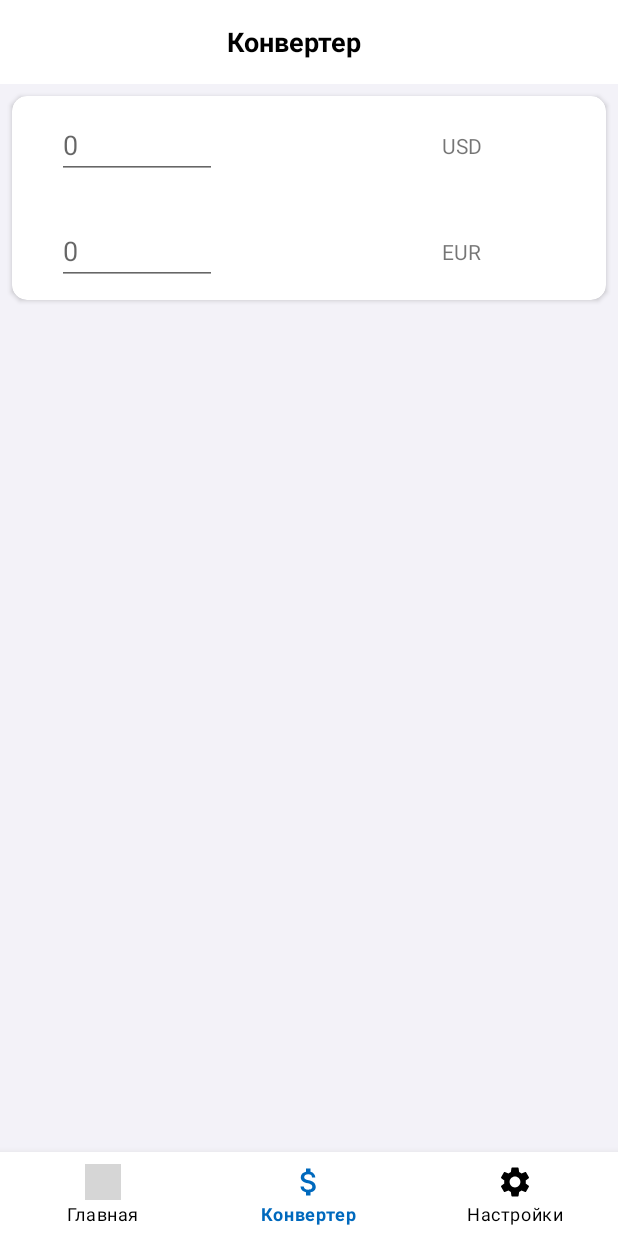
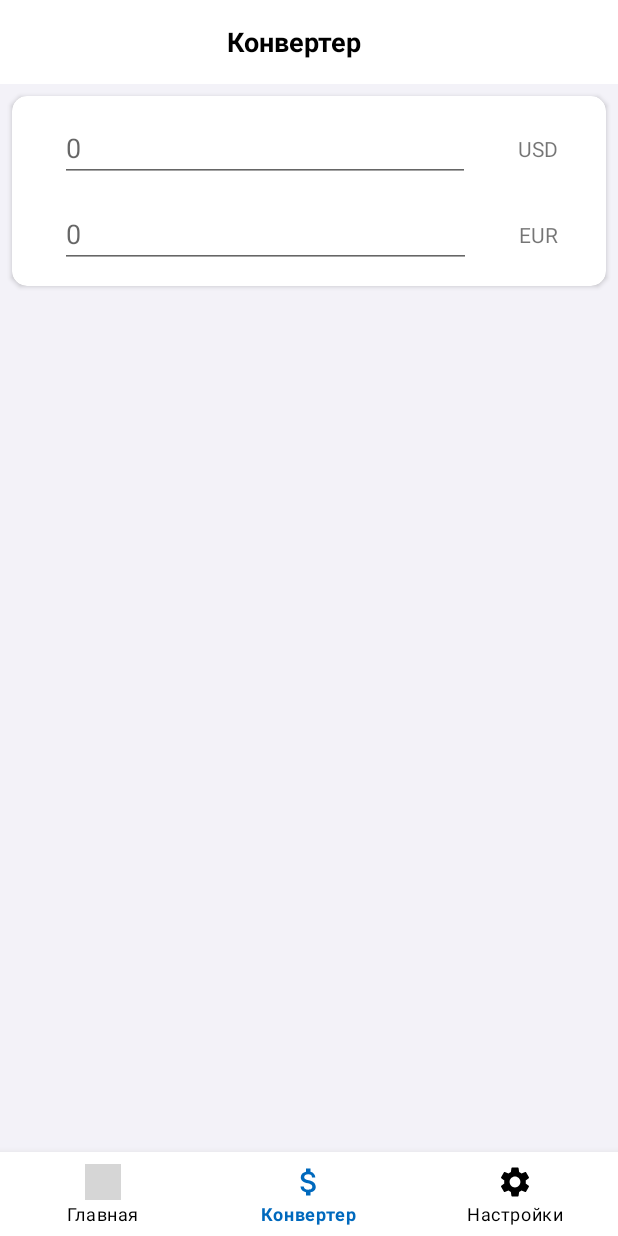
Before and after one commit to AmazingCodingSkills/Converter, an Android app: the screen it shows after launch (MainActivity), item 2 of the bottom bar chosen, on a phone screen of 412 x 824 dp. Run offline under Robolectric (Android 15) with nearby library versions, the phone set to English and light mode, and no system bars; grey boxes are pictures that could not be loaded.

Commit message:
Fix infinite loop and prettify xml

```diff
--- a/app/src/main/java/com/currency/converter/features/calculator/CalculatorFragment.kt
+++ b/app/src/main/java/com/currency/converter/features/calculator/CalculatorFragment.kt
@@ -1,12 +1,14 @@
 package com.currency.converter.features.calculator
 
 import android.os.Bundle
+import android.text.Editable
+import android.text.TextWatcher
 import android.util.Log
 import android.view.LayoutInflater
 import android.view.View
 import android.view.ViewGroup
 import android.widget.EditText
-import androidx.core.widget.addTextChangedListener
+import android.widget.TextView
 import androidx.fragment.app.Fragment
 import androidx.fragment.app.setFragmentResultListener
 import com.currency.converter.base.CurrencyRatesRepository
@@ -36,11 +38,11 @@ class CalculatorFragment : Fragment() {
     private lateinit var binding: FragmentConverterBinding
     private var from = "USD"
     private var to = "EUR"
-    private var isUsed: Boolean = true
+    private lateinit var textWatcherOne: TextWatcher
+    private lateinit var textWatcherTwo: TextWatcher
 
     override fun onCreateView(
-        inflater: LayoutInflater, container: ViewGroup?,
-        savedInstanceState: Bundle?
+        inflater: LayoutInflater, container: ViewGroup?, savedInstanceState: Bundle?
     ): View? {
         binding = FragmentConverterBinding.inflate(inflater, container, false)
         return binding.root
@@ -54,47 +56,54 @@ class CalculatorFragment : Fragment() {
         val firstEditText = binding.etFirstConversion
         val secondEditText = binding.etSecondConversion
 
+        textWatcherOne = object : TextWatcher {
+                override fun afterTextChanged(s: Editable?) {
+                    val input = firstEditText.text.toString()
+                    //text.removeAfter2Decimal(firstEditText)
 
-        // val setValueEdit = Double.parseDouble(binding.etFirstConversion.text.toString()) не дает засетать значение по умолчанию
-        // пробвал разные варианты
-        //binding.etFirstConversion.text.toString().toDouble() = baseEditFrom
-        // var x =  binding.etFirstConversion.text.toString().toDouble()
-        // x = baseEditFrom
+                    if (input.isNotEmpty()) {
+                        loadCurrentRate(from, input, to, secondEditText, textWatcherTwo)
+                    } else {
+                        secondEditText.applyWithDisabledTextWatcher(textWatcherTwo) {
+                            text = ""
+                        }
+                    }
+                }
 
+                override fun beforeTextChanged(text: CharSequence?, start: Int, count: Int, after: Int) {
 
-        firstEditText.addTextChangedListener {
-            val text = firstEditText.text.toString()
-            text.removeAfter2Decimal(firstEditText)
-            if (secondEditText.isFocused()) {
-                return@addTextChangedListener
+                }
+
+                override fun onTextChanged(text: CharSequence?, start: Int, before: Int, count: Int) {
+
+                }
             }
-            if (text.isNotEmpty()) {
-                val value = text.toDouble()
-                loadCurrentRate(from, value, to, secondEditText)
+
+        textWatcherTwo = object : TextWatcher {
+                override fun afterTextChanged(s: Editable?) {
+                    val input = secondEditText.text.toString()
+                    //text.removeAfter2Decimal(secondEditText)
+
+                    if (input.isNotEmpty()) {
+                        loadCurrentRate(to, input, from, firstEditText, textWatcherOne)
+                    } else {
+                        firstEditText.applyWithDisabledTextWatcher(textWatcherOne) {
+                            text = ""
+                        }
+                    }
+                }
+
+                override fun beforeTextChanged(text: CharSequence?, start: Int, count: Int, after: Int) {
+
+                }
+
+                override fun onTextChanged(text: CharSequence?, start: Int, before: Int, count: Int) {
+
+                }
             }
-            if (text.isEmpty()) {
-                secondEditText.text =
-                    null // решаю проблему того, что если у меня пусто в первом editText, то должно быть пусто и во втором
-            }
-        }
 
-
-        secondEditText.addTextChangedListener {
-
-            val text = secondEditText.text.toString()
-            text.removeAfter2Decimal(secondEditText)
-            if (firstEditText.isFocused()) {
-                return@addTextChangedListener
-            }
-            if (text.isNotEmpty()) {
-                val value = text.toDouble()
-                loadCurrentRate(to, value, from, firstEditText)
-            }
-            if (text.isEmpty()) {
-                firstEditText.text = null
-            }
-        }
-
+        firstEditText.addTextChangedListener(textWatcherOne)
+        secondEditText.addTextChangedListener(textWatcherTwo)
 
         setFragmentResultListener("CURRENCY_KEY") { requestKey, bundle ->
             Log.d("TAG", "Result = $requestKey, $bundle")
@@ -108,51 +117,62 @@ class CalculatorFragment : Fragment() {
         }
     }
 
-
     //сделал метод универсальным, путем вынесения аргументов, которые изменяются, теперь используя этот метод
     // в других местах могу просто передать нужные мне аргументы
     // еще один аргумент string в начале для понятности
     private fun loadCurrentRate(
         baseCurrencyCode: String,
-        value: Double,
-        currencyCode: String,
-        setResult: EditText
+        input: String,
+        referenceCurrencyCode: String,
+        editText: EditText,
+        watcher: TextWatcher
     ) {
-
+        val value = input.toDouble()
         CurrencyRatesRepository.getLatestApiResult(baseCurrencyCode) { rates ->
-            val findItem = rates?.find { it.referenceCurrency.name == currencyCode }
+            val findItem = rates?.find { it.referenceCurrency.name == referenceCurrencyCode }
             val findValue = findItem?.referenceCurrency?.value ?: 0.0
             val result = (value * findValue).toString()
-            setResult.setText(result)
+            editText.applyWithDisabledTextWatcher(watcher) {
+                text = result
+            }
         }
     }
 
     fun clickSearchButtons() = with(binding) {
-
         currencyFrom.setOnClickListener {
             val allCurrencyBottomSheet = AllCurrencyBottomSheet()
             allCurrencyBottomSheet.show(childFragmentManager, "FROM")
-
         }
 
         currencyTo.setOnClickListener {
             val allCurrencyBottomSheet = AllCurrencyBottomSheet()
             allCurrencyBottomSheet.show(childFragmentManager, "TO")
-
-
         }
     }
 
-    private fun setDefaultValueFrom(value: String) {
-        from = value
-        binding.currencyFrom.text = value
+    private fun setDefaultValueFrom(selectedCurrency: String) {
+        if (!isEmptyInput()) {
+            loadCurrentRate(selectedCurrency, binding.etFirstConversion.text.toString(), to, binding.etSecondConversion, textWatcherTwo)
+        }
+        from = selectedCurrency
+        binding.currencyFrom.text = selectedCurrency
     }
 
     private fun setDefaultValueTo(value: String) {
+        if (!isEmptyInput()) {
+            loadCurrentRate(value, binding.etSecondConversion.text.toString(), to, binding.etFirstConversion, textWatcherOne)
+        }
         to = value
         binding.currencyTo.text = value
     }
 
+    private fun isEmptyInput(): Boolean {
+        val inputFrom = binding.etFirstConversion.text
+        val inputTo = binding.etSecondConversion.text
+        return inputFrom.isEmpty() || inputTo.isEmpty()
+    }
+
+    //Сложно. Надо вместо этого использовать форматтер
     fun String.removeAfter2Decimal(et: EditText) {
         return if (this.isEmpty() || this.isBlank() || this.toLowerCase() == "null") {
         } else {
@@ -176,6 +196,14 @@ class CalculatorFragment : Fragment() {
         }
     }
 
+    fun TextView.applyWithDisabledTextWatcher(
+        textWatcher: TextWatcher, codeBlock: TextView.() -> Unit
+    ) {
+        this.removeTextChangedListener(textWatcher)
+        codeBlock()
+        this.addTextChangedListener(textWatcher)
+    }
+
     companion object {
         fun newInstance() = CalculatorFragment()
     }
--- a/app/src/main/res/layout/fragment_converter.xml
+++ b/app/src/main/res/layout/fragment_converter.xml
@@ -36,7 +36,6 @@
     <androidx.cardview.widget.CardView
         android:layout_width="match_parent"
         android:layout_height="wrap_content"
-        android:layout_centerInParent="true"
         android:layout_marginStart="8dp"
         android:layout_marginTop="8dp"
         android:layout_marginEnd="8dp"
@@ -44,73 +43,62 @@
         app:cardCornerRadius="10dp"
         app:layout_constraintEnd_toEndOf="parent"
         app:layout_constraintStart_toStartOf="parent"
-
         app:layout_constraintTop_toBottomOf="@+id/toolbar">
 
         <androidx.constraintlayout.widget.ConstraintLayout
-            android:id="@+id/ll_parent"
+            android:id="@+id/ll_firstConversion"
             android:layout_width="match_parent"
-            android:layout_height="match_parent"
-            android:gravity="center"
-            android:orientation="vertical" />
-
-        <androidx.constraintlayout.widget.ConstraintLayout
-            android:id="@+id/ll_firstConversion"
-            android:layout_width="wrap_content"
-            android:layout_height="wrap_content"
-            android:gravity="center_vertical"
-            android:orientation="horizontal">
+            android:layout_height="wrap_content">
 
             <EditText
                 android:id="@+id/et_firstConversion"
-                android:layout_width="wrap_content"
+                android:layout_width="0dp"
                 android:layout_height="wrap_content"
-                android:layout_marginStart="30dp"
-                android:layout_marginTop="10dp"
+                android:layout_marginStart="32dp"
+                android:layout_marginTop="12dp"
+                android:layout_marginEnd="32dp"
                 android:ems="5"
                 android:hint="0"
                 android:inputType="numberDecimal"
-
+                app:layout_constraintEnd_toStartOf="@+id/currencyFrom"
                 app:layout_constraintStart_toStartOf="parent"
                 app:layout_constraintTop_toTopOf="parent" />
-
 
             <TextView
                 android:id="@+id/currencyFrom"
                 android:layout_width="wrap_content"
                 android:layout_height="wrap_content"
-                android:layout_marginStart="150dp"
+                android:layout_marginEnd="32dp"
                 app:layout_constraintBottom_toBottomOf="@+id/et_firstConversion"
-                app:layout_constraintStart_toEndOf="@+id/et_firstConversion"
+                app:layout_constraintEnd_toEndOf="parent"
                 app:layout_constraintTop_toTopOf="@+id/et_firstConversion"
-                tools:text="300 EUR" />
-
+                tools:text="EUR" />
 
             <EditText
                 android:id="@+id/et_secondConversion"
-                android:layout_width="wrap_content"
+                android:layout_width="0dp"
                 android:layout_height="wrap_content"
-                android:layout_marginStart="30dp"
-                android:layout_marginTop="25dp"
-                android:layout_marginBottom="10dp"
+                android:layout_marginStart="32dp"
+                android:layout_marginTop="12dp"
+                android:layout_marginBottom="12dp"
+                android:layout_marginEnd="32dp"
                 android:ems="5"
                 android:hint="0"
                 android:inputType="numberDecimal"
-
                 app:layout_constraintBottom_toBottomOf="parent"
+                app:layout_constraintEnd_toStartOf="@+id/currencyTo"
                 app:layout_constraintStart_toStartOf="parent"
                 app:layout_constraintTop_toBottomOf="@id/et_firstConversion" />
-
 
             <TextView
                 android:id="@+id/currencyTo"
                 android:layout_width="wrap_content"
                 android:layout_height="wrap_content"
-                android:layout_marginStart="150dp"
+                android:layout_marginEnd="32dp"
                 app:layout_constraintBottom_toBottomOf="@+id/et_secondConversion"
-                app:layout_constraintStart_toEndOf="@+id/et_secondConversion"
+                app:layout_constraintEnd_toEndOf="parent"
                 app:layout_constraintTop_toTopOf="@+id/et_secondConversion"
-                tools:text="300 EUR" />
+                tools:text="USD" />
 
         </androidx.constraintlayout.widget.ConstraintLayout>
 
```
